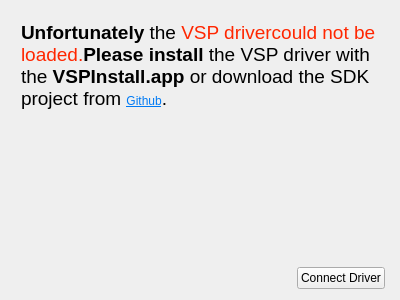
Old version of the form pgconnect.ui in the repository britus/VSPController.
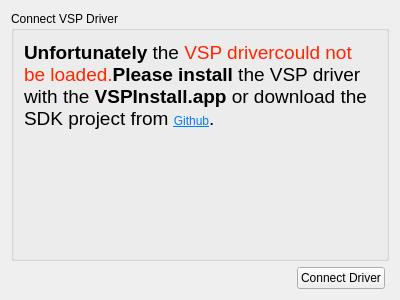
New version of the form.

Patch:
```diff
--- a/pgconnect.ui
+++ b/pgconnect.ui
@@ -15,13 +15,16 @@
   </property>
   <layout class="QVBoxLayout" name="verticalLayout">
    <item>
-    <widget class="QWidget" name="widget_2" native="true">
+    <widget class="QGroupBox" name="groupBox_2">
      <property name="sizePolicy">
       <sizepolicy hsizetype="Expanding" vsizetype="Expanding">
        <horstretch>0</horstretch>
        <verstretch>0</verstretch>
       </sizepolicy>
      </property>
+     <property name="title">
+      <string>Connect VSP Driver</string>
+     </property>
      <layout class="QVBoxLayout" name="verticalLayout_2">
       <item>
        <widget class="QLabel" name="label">
```
